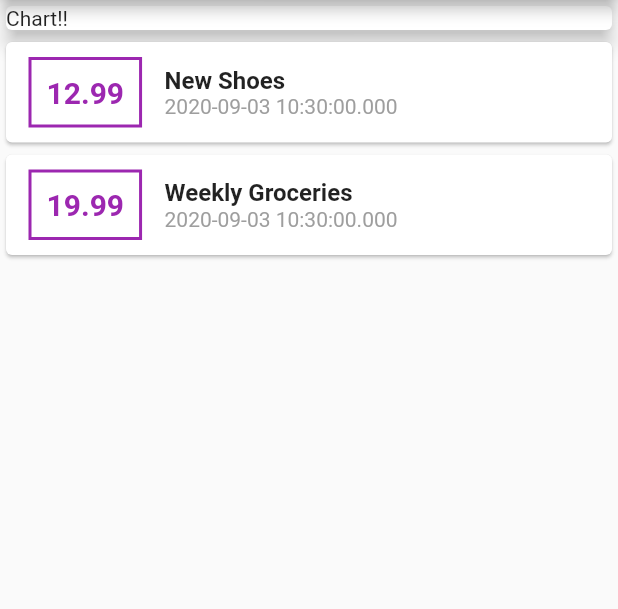
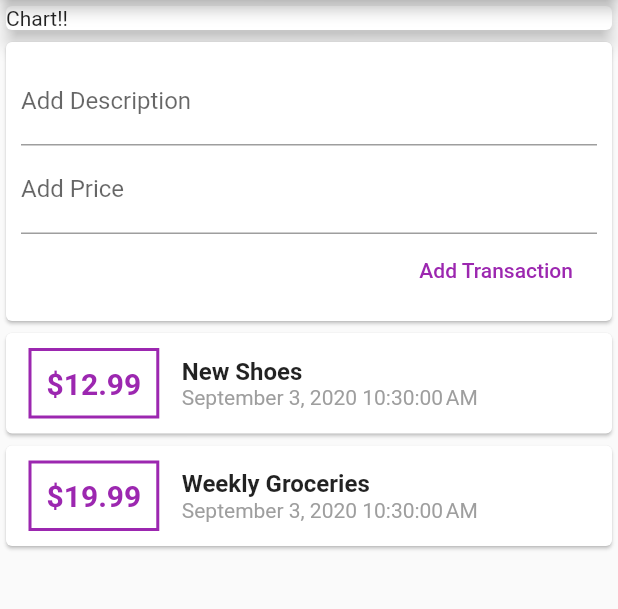
Before and after one commit to MyoMyatAung/Personal_Expense, a Flutter app: the screen it shows after launch, on a phone screen of 412 x 824 dp, the part 84-693 px from its top. Run offline on Flutter 3.47's test engine with Material 2 defaults, Android fonts, the phone set to English and light mode, and no system bars.

Commit message:
Add input text fields

```diff
--- a/personal_expense/lib/main.dart
+++ b/personal_expense/lib/main.dart
@@ -1,5 +1,6 @@
 import 'package:flutter/material.dart';
 import 'package:personal_expense/transaction.dart';
+import 'package:intl/intl.dart';
 
 void main() {
   runApp(MyApp());
@@ -64,6 +65,29 @@ class MyHomePage extends StatelessWidget {
               elevation: 5,
             ),
           ),
+          Card(
+            child: Container(
+              padding: EdgeInsets.all(10),
+              child: Column(
+                crossAxisAlignment: CrossAxisAlignment.end,
+                children: [
+                  TextField(
+                    decoration: InputDecoration(labelText: 'Add Description'),
+                  ),
+                  TextField(
+                    decoration: InputDecoration(labelText: 'Add Price'),
+                  ),
+                  FlatButton(
+                    onPressed: () {},
+                    child: Text(
+                      'Add Transaction',
+                    ),
+                    textColor: Colors.purple,
+                  )
+                ],
+              ),
+            ),
+          ),
           Column(
             children: transactions
                 .map((tx) => Card(
@@ -82,7 +106,7 @@ class MyHomePage extends StatelessWidget {
                             ),
                             padding: EdgeInsets.all(10),
                             child: Text(
-                              (tx.amount).toString(),
+                              '\$${(tx.amount).toString()}',
                               style: TextStyle(
                                 color: Colors.purple,
                                 fontSize: 20,
@@ -96,12 +120,10 @@ class MyHomePage extends StatelessWidget {
                               Text(
                                 tx.title,
                                 style: TextStyle(
-                                  fontSize: 16,
-                                  fontWeight: FontWeight.bold
-                                ),
+                                    fontSize: 16, fontWeight: FontWeight.bold),
                               ),
                               Text(
-                                (tx.date).toString(),
+                                DateFormat().format(tx.date),
                                 style: TextStyle(
                                   color: Colors.grey,
                                 ),
--- a/personal_expense/pubspec.yaml
+++ b/personal_expense/pubspec.yaml
@@ -28,6 +28,7 @@ dependencies:
   # The following adds the Cupertino Icons font to your application.
   # Use with the CupertinoIcons class for iOS style icons.
   cupertino_icons: ^0.1.3
+  intl: ^0.16.1
 
 dev_dependencies:
   flutter_test:
```
Also changed, not shown: personal_expense/pubspec.lock.
